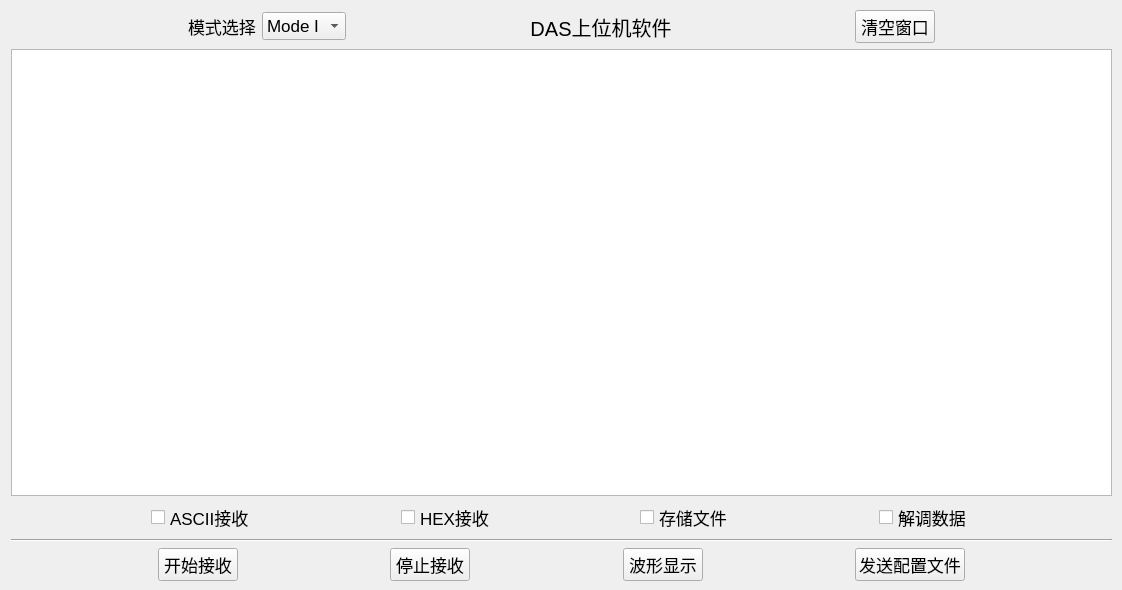
Above: mainwindow.ui from DIWEIKA/Qt_UDP_DAS_v6.5.2 before the change. Below: the same form after it.
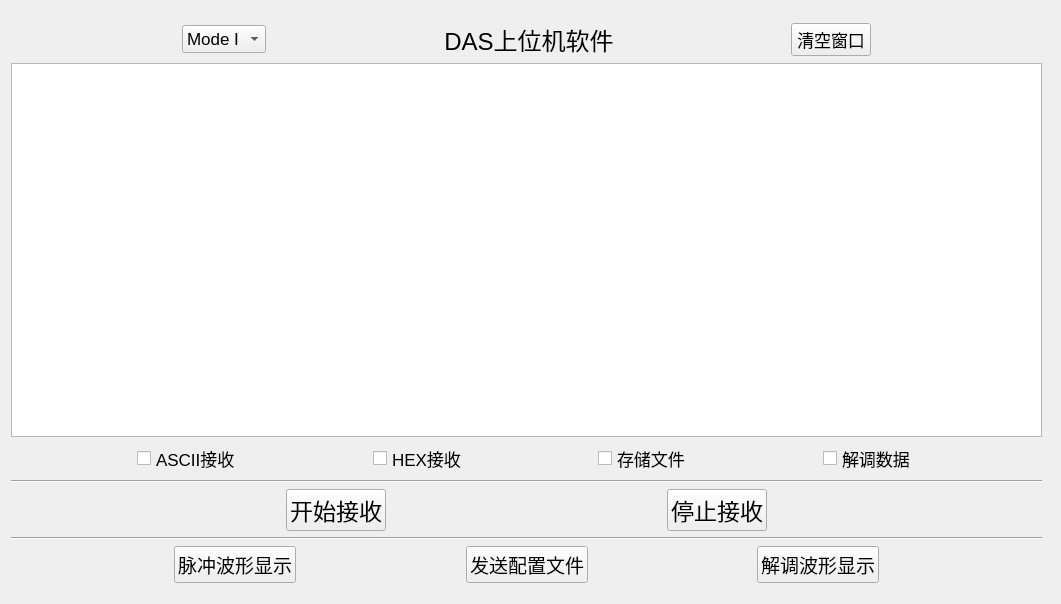
That is the form after the change.

Commit message: 第七次提交 增加了解调波形显示功能 优化了一些软件使用体验

Diff of the .ui file:
```diff
--- a/mainwindow.ui
+++ b/mainwindow.ui
@@ -6,8 +6,8 @@
    <rect>
     <x>0</x>
     <y>0</y>
-    <width>1122</width>
-    <height>590</height>
+    <width>1061</width>
+    <height>604</height>
    </rect>
   </property>
   <property name="font">
@@ -18,14 +18,26 @@
   <property name="windowTitle">
    <string>MainWindow</string>
   </property>
+  <property name="autoFillBackground">
+   <bool>true</bool>
+  </property>
   <widget class="QWidget" name="centralwidget">
+   <property name="contextMenuPolicy">
+    <enum>Qt::DefaultContextMenu</enum>
+   </property>
+   <property name="layoutDirection">
+    <enum>Qt::LeftToRight</enum>
+   </property>
+   <property name="autoFillBackground">
+    <bool>true</bool>
+   </property>
    <widget class="QWidget" name="layoutWidget">
     <property name="geometry">
      <rect>
       <x>11</x>
-      <y>10</y>
-      <width>1101</width>
-      <height>571</height>
+      <y>22</y>
+      <width>1031</width>
+      <height>561</height>
      </rect>
     </property>
     <layout class="QVBoxLayout" name="verticalLayout">
@@ -44,13 +56,6 @@
          </property>
         </spacer>
        </item>
-       <item>
-        <widget class="QLabel" name="label_2">
-         <property name="text">
-          <string>模式选择</string>
-         </property>
-        </widget>
-       </item>
        <item>
         <widget class="QComboBox" name="comboBox_Mode">
          <item>
@@ -83,7 +88,7 @@
          <property name="font">
           <font>
            <family>Microsoft YaHei UI</family>
-           <pointsize>15</pointsize>
+           <pointsize>18</pointsize>
           </font>
          </property>
          <property name="text">
@@ -149,6 +154,15 @@
        </item>
        <item>
         <widget class="QCheckBox" name="checkBox_ASCII">
+         <property name="font">
+          <font>
+           <pointsize>13</pointsize>
+          </font>
+         </property>
+         <property name="styleSheet">
+          <string notr="true">
+color: rgb(0, 0, 0);</string>
+         </property>
          <property name="text">
           <string>ASCII接收</string>
          </property>
@@ -169,6 +183,15 @@
        </item>
        <item>
         <widget class="QCheckBox" name="checkBox_Hex">
+         <property name="font">
+          <font>
+           <pointsize>13</pointsize>
+          </font>
+         </property>
+         <property name="styleSheet">
+          <string notr="true">
+color: rgb(0, 0, 0);</string>
+         </property>
          <property name="text">
           <string>HEX接收</string>
          </property>
@@ -189,6 +212,15 @@
        </item>
        <item>
         <widget class="QCheckBox" name="checkBox_Save">
+         <property name="font">
+          <font>
+           <pointsize>13</pointsize>
+          </font>
+         </property>
+         <property name="styleSheet">
+          <string notr="true">
+color: rgb(0, 0, 0);</string>
+         </property>
          <property name="text">
           <string>存储文件</string>
          </property>
@@ -209,6 +241,15 @@
        </item>
        <item>
         <widget class="QCheckBox" name="checkBox_Demo">
+         <property name="font">
+          <font>
+           <pointsize>13</pointsize>
+          </font>
+         </property>
+         <property name="styleSheet">
+          <string notr="true">
+color: rgb(0, 0, 0);</string>
+         </property>
          <property name="text">
           <string>解调数据</string>
          </property>
@@ -237,7 +278,7 @@
       </widget>
      </item>
      <item>
-      <layout class="QHBoxLayout" name="horizontalLayout_2">
+      <layout class="QHBoxLayout" name="horizontalLayout_4">
        <item>
         <spacer name="horizontalSpacer">
          <property name="orientation">
@@ -253,6 +294,12 @@
        </item>
        <item>
         <widget class="QPushButton" name="pushButton_Start">
+         <property name="font">
+          <font>
+           <family>黑体</family>
+           <pointsize>17</pointsize>
+          </font>
+         </property>
          <property name="text">
           <string>开始接收</string>
          </property>
@@ -273,6 +320,12 @@
        </item>
        <item>
         <widget class="QPushButton" name="pushButton_Stop">
+         <property name="font">
+          <font>
+           <family>黑体</family>
+           <pointsize>17</pointsize>
+          </font>
+         </property>
          <property name="text">
           <string>停止接收</string>
          </property>
@@ -291,10 +344,42 @@
          </property>
         </spacer>
        </item>
+      </layout>
+     </item>
+     <item>
+      <widget class="Line" name="line_2">
+       <property name="orientation">
+        <enum>Qt::Horizontal</enum>
+       </property>
+      </widget>
+     </item>
+     <item>
+      <layout class="QHBoxLayout" name="horizontalLayout_2">
        <item>
-        <widget class="QPushButton" name="pushButton_Display">
+        <spacer name="horizontalSpacer_15">
+         <property name="orientation">
+          <enum>Qt::Horizontal</enum>
+         </property>
+         <property name="sizeHint" stdset="0">
+          <size>
+           <width>40</width>
+           <height>20</height>
+          </size>
+         </property>
+        </spacer>
+       </item>
+       <item>
+        <widget class="QPushButton" name="pushButton_Display_pulse">
+         <property name="font">
+          <font>
+           <pointsize>14</pointsize>
+          </font>
+         </property>
+         <property name="styleSheet">
+          <string notr="true"/>
+         </property>
          <property name="text">
-          <string>波形显示</string>
+          <string>脉冲波形显示</string>
          </property>
         </widget>
        </item>
@@ -313,6 +398,14 @@
        </item>
        <item>
         <widget class="QPushButton" name="pushButton_Send">
+         <property name="font">
+          <font>
+           <pointsize>14</pointsize>
+          </font>
+         </property>
+         <property name="styleSheet">
+          <string notr="true"/>
+         </property>
          <property name="text">
           <string>发送配置文件</string>
          </property>
@@ -331,6 +424,31 @@
          </property>
         </spacer>
        </item>
+       <item>
+        <widget class="QPushButton" name="pushButton_Display_demo">
+         <property name="font">
+          <font>
+           <pointsize>14</pointsize>
+          </font>
+         </property>
+         <property name="text">
+          <string>解调波形显示</string>
+         </property>
+        </widget>
+       </item>
+       <item>
+        <spacer name="horizontalSpacer_16">
+         <property name="orientation">
+          <enum>Qt::Horizontal</enum>
+         </property>
+         <property name="sizeHint" stdset="0">
+          <size>
+           <width>40</width>
+           <height>20</height>
+          </size>
+         </property>
+        </spacer>
+       </item>
       </layout>
      </item>
     </layout>
```
The commit also changes 16 other files.
